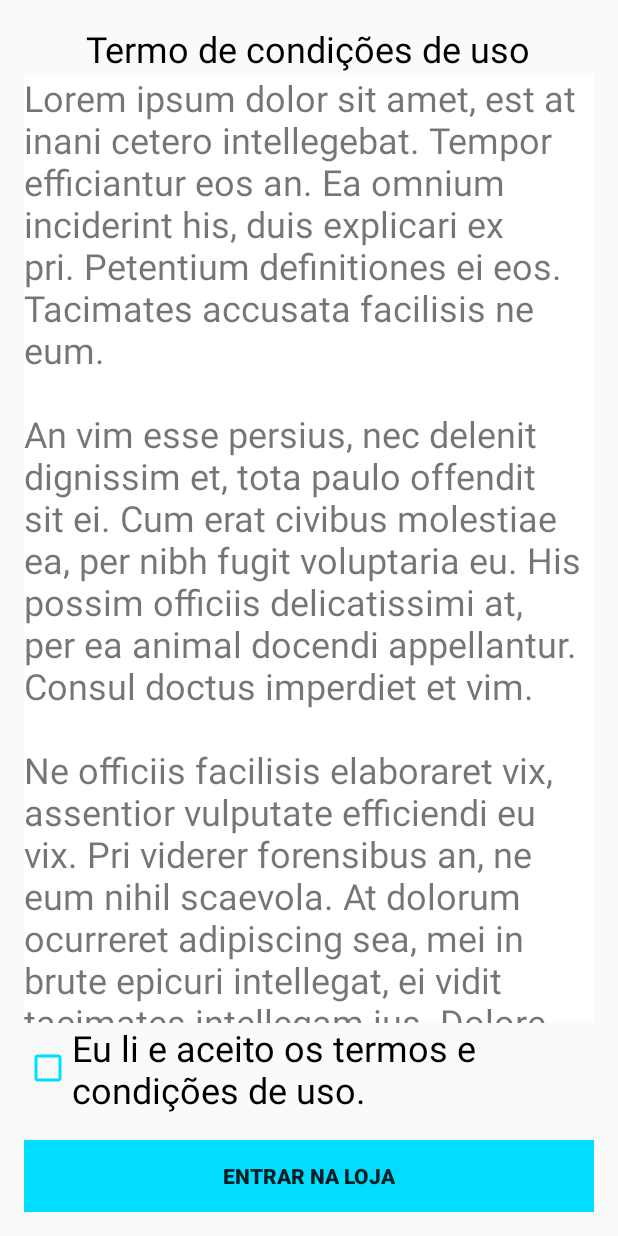
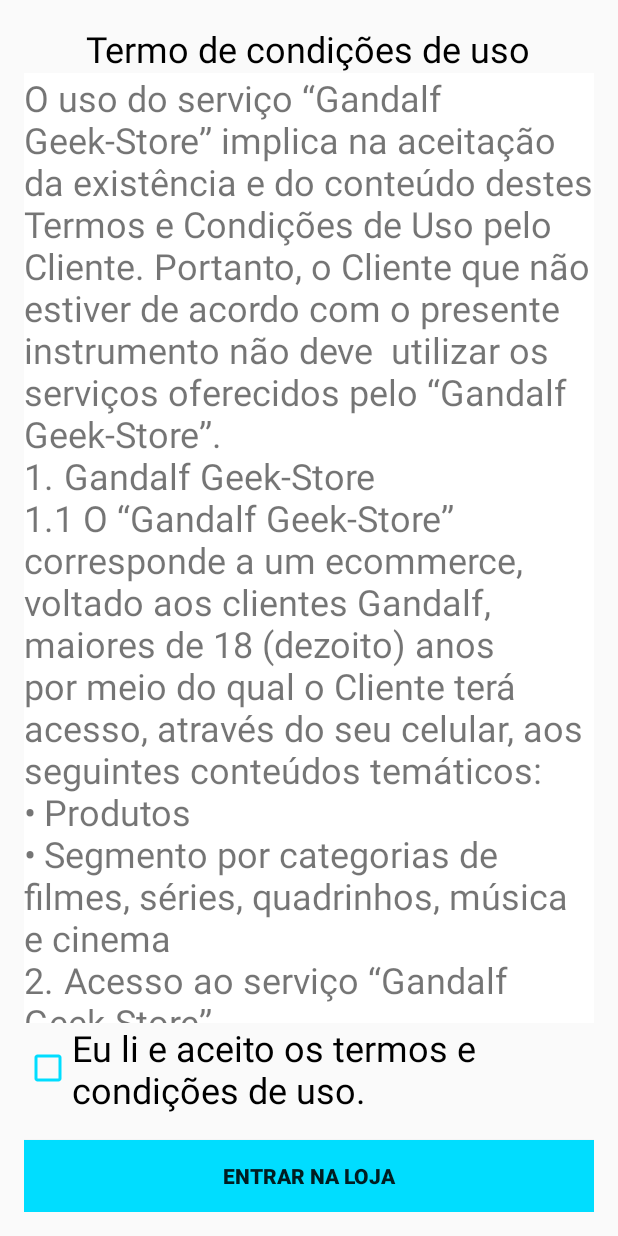
Before and after one commit to URWay/Gandalf-App, an Android app: the FirstTime screen opened directly, with no data from a screen before it, on a phone screen of 412 x 824 dp. Run offline under Robolectric (Android 15) with nearby library versions, the phone set to English and light mode, and no system bars.

Commit message:
Ajustes Menu, termo, logo menu

```diff
--- a/PIQuatro/app/src/main/java/com/app/gandalf/piquatro/FirstTime.java
+++ b/PIQuatro/app/src/main/java/com/app/gandalf/piquatro/FirstTime.java
@@ -56,16 +56,71 @@ private Button btnok;
 
     }
     public void loadText(){
-        String s = "Lorem ipsum dolor sit amet, est at inani cetero intellegebat. Tempor efficiantur eos an. Ea omnium inciderint his, duis explicari ex pri. Petentium definitiones ei eos. Tacimates accusata facilisis ne eum.\n" +
-                "\n" +
-                "An vim esse persius, nec delenit dignissim et, tota paulo offendit sit ei. Cum erat civibus molestiae ea, per nibh fugit voluptaria eu. His possim officiis delicatissimi at, per ea animal docendi appellantur. Consul doctus imperdiet et vim.\n" +
-                "\n" +
-                "Ne officiis facilisis elaboraret vix, assentior vulputate efficiendi eu vix. Pri viderer forensibus an, ne eum nihil scaevola. At dolorum ocurreret adipiscing sea, mei in brute epicuri intellegat, ei vidit tacimates intellegam ius. Dolore fabellas vim ne, stet putant vis et, ut duo explicari molestiae intellegat. Eu eam porro labitur accusata, an vis clita noluisse, doming dolorum constituam mea ex. No choro habemus volumus sit, id qui wisi vitae quodsi.\n" +
-                "\n" +
-                "Ad duo platonem reprimique, quo ut falli recteque, ea laoreet nusquam vel. Ipsum timeam vel ut. Eu quo melius aliquip aliquid. At vel ipsum appareat intellegat, eam ne liber oporteat, his ne viris malorum maiestatis. Nam erat utinam deseruisse ei, debet officiis ei has. Ei consul causae pri, brute solet nec ne.\n" +
-                "\n" +
-                "Ut impedit volumus quo. Semper iracundia per in, eu rebum mollis cum, debet tritani eleifend ex eam. Ludus graeco qui eu. Audire sadipscing an usu, corpora persequeris id vim. At his congue primis dissentiet, usu vidisse conceptam mnesarchum ad. Ut qui ponderum suavitate.";
-
+        String s = "O uso do serviço “Gandalf Geek-Store” implica na aceitação da existência e do conteúdo destes Termos e Condições de Uso pelo Cliente. Portanto, o Cliente que não estiver de acordo com o presente instrumento não deve  utilizar os serviços oferecidos pelo “Gandalf Geek-Store”.\n" +
+                "1.\tGandalf Geek-Store\n" +
+                "1.1 O “Gandalf Geek-Store” corresponde a um ecommerce, voltado aos clientes Gandalf, maiores de 18 (dezoito) anos por meio do qual o Cliente terá acesso, através do seu celular, aos seguintes conteúdos temáticos:\n" +
+                "•\tProdutos\n" +
+                "•\tSegmento por categorias de filmes, séries, quadrinhos, música e cinema\n" +
+                "2.\tAcesso ao serviço “Gandalf Geek-Store”\n" +
+                "2.1 O serviço estará disponível única e exclusivamente aos clientes Gandalf. O Cliente deverá dispor de todo o equipamento e software necessários para se conectar ao serviço “Gandalf Geek-Store”, incluindo, dentre outras coisas, o telefone celular ou outro aparelho de acesso, certificando-se, ainda, de que as configurações disponíveis em seu aparelho sejam compatíveis com os serviços adquiridos. \n" +
+                "2.2 O Cliente fica ciente que a contratação dos serviços e o uso do aplicativo “Gandalf Geek-Store” está condicionada à utilização de aparelhos celulares que possuam algum dos sistemas operacionais iOS ou Android (aplicativo) e acesso a internet (web/mobile).\n" +
+                " \n" +
+                "2.3 O acesso à Internet e qualquer tráfego de dados para hipóteses de download do conteúdo do “Gandalf Geek-Store” que possam vir a ser disponibilizados, serão tarifados normalmente no plano contratado pelo Cliente junto a Gandalf.\n" +
+                " \n" +
+                "3.\tResponsabilidades de uso\n" +
+                "3.1 Para contratar o serviço, o Cliente deve ter completado sua maioridade civil e estar plenamente capaz, de acordo com o Código Civil brasileiro  .\n" +
+                "3.1.1 No caso do acesso por menores de idade, a responsabilidade será exclusivamente do Cliente contratante, responsável legal do menor, junto a Gandalf, inexistindo qualquer responsabilidade imputável a Gandalf sobre a utilização indevida dos conteúdos disponibilizados, uma vez que o Cliente contratante/responsável legal é o único responsável pela guarda e utilização da estação móvel ou equipamento que permita o acesso ao serviço.\n" +
+                "3.2 A Gandalf não se responsabiliza por qualquer inaptidão do Cliente em conectar-se à Internet, bem como pelos equipamentos de hardware e software utilizados (aparelhos celulares, tablets, computador ou qualquer outro equipamento compatível) para conexão e acesso ao site/link correspondente ao presente serviço.\n" +
+                "3.3 A Gandalf-geek store declara não existir quaisquer tipos de garantias de satisfação das expectativas não declaradas e próprias de cada Cliente sobre os serviços contratados, nem quaisquer tipos de garantias no que se refere à adequação dos conteúdos disponibilizados no serviço “Gandalf Geek-Store”, a qualquer objetivo em particular bem como à política de privacidade de terceiros.\n" +
+                "3.4 A Gandalf não será responsável por eventuais interrupções dos serviços que não lhe sejam atribuíveis e/ou que escapem ao seu controle técnico, tais como disfunções da rede IP ou telefônica, não sendo, nestes casos, igualmente responsável pelos tempos de resposta às demandas do Cliente. Assim, a Gandalf  não garante o acesso ininterrupto ou livre de erros aos conteúdos decorrentes de interrupção por vírus, ataques de hackers, erros de script, corrupção de arquivos, pirataria, quebra de segurança, programas incompatíveis ou outros quaisquer que impeçam a visualização correta do conteúdo disponibilizado, não assumindo qualquer responsabilidade por danos diretos ou indiretos causados em virtude do acesso ou por impossibilidade de acessá-los.\n" +
+                "3.5 A Gandalf  poderá interromper a prestação dos serviços com o objetivo de realizar trabalhos de reparação, correções do seu sistema, manutenção e/ou melhoras, quando seja oportuno.\n" +
+                "3.6 A Gandalf  não se responsabiliza por danos aos Clientes que acessarem sites com endereços similares aos sites e Portais GANDALF, mas que não sejam administrados pela GANDALF e não estejam sob as regras deste Termo de Uso.\n" +
+                "3.7 O Cliente expressamente concorda e está ciente de que a GANDALF não terá qualquer responsabilidade, seja contratual ou extracontratual, por quaisquer danos patrimoniais ou morais, incluindo, sem limitação, danos por lucros cessantes, perda de fundo de comércio ou de informações ou outras perdas intangíveis resultantes do:\n" +
+                "3.7.1 uso ou incapacidade de usar o serviço;\n" +
+                "3.7.2 compartilhamento de dados através de redes sociais atreladas ao serviço “Gandalf Geek-Store”;\n" +
+                "3.7.3 acesso não autorizado às transmissões ou informações do usuário, bem como da alteração destes;\n" +
+                "3.7.4 orientações ou condutas de terceiros sobre o serviço;\n" +
+                "3.7.5 por motivos de força maior ou caso fortuito e atos praticados pelo próprio Cliente.\n" +
+                "3.8 A GANDALF não irá se responsabilizar em qualquer hipótese por devolução de valores eventualmente cobrados que resultem:\n" +
+                "3.8.1 de incompatibilidade entre elementos de hardware e software empregados pelo Cliente com os serviços prestados pelo “Gandalf Geek-Store”;\n" +
+                "3.8.2 do equipamento do cliente não atender aos requisitos mínimos computacionais para exibição dos conteúdos e execução de eventuais aplicativos disponibilizados;\n" +
+                "3.8.3 de erro atribuível somente ao Cliente quanto às suas expectativas dos conteúdos e aplicativos;\n" +
+                "3.8.4 da não observação, por parte do usuário, dos procedimentos estabelecidos no presente termo e nas demais instruções fornecidas no portal do serviço;\n" +
+                "3.8.5 de atos de má-fé praticados pelo cliente;\n" +
+                "3.8.6 pela desistência do serviço quando este já se houver concluído.\n" +
+                "3.9 A GANDALF não oferece qualquer garantia em relação à propaganda de qualquer produto, serviço e/ou aplicativo que venha a ser disponibilizado no “Gandalf Geek-Store”.\n" +
+                "3.10 A GANDALF não se responsabiliza por eventuais mudanças ou cancelamentos de quaisquer conteúdos e/ou aplicativos disponibilizados online pelo seu Parceiro, pela retirada deste ou por quaisquer efeitos no acesso aos conteúdos, aquisição de aplicativos e/ou prestação de serviços disponibilizados on-line causados por tais mudanças, cancelamentos ou retiradas, com os quais desde já concorda o Cliente.\n" +
+                " \n" +
+                "4.\tTarifas e formas de cobrança\n" +
+                "4.1 O Cliente que assinar o “Gandalf Geek-Store” terá acesso ilimitado ao conteúdo do serviço pelo valor semanal de R$3,99 ou mensal de R$9,90, com cobrança recorrente.\n" +
+                "4.1.2 Sobre o valor acima estão incluídos os tributos incidentes.\n" +
+                "4.2 O valor será debitado automaticamente dos saldos de créditos dos Clientes com celulares pré-pagos, ou cobrado na conta telefônica quando forem Clientes com celulares pós-pagos.\n" +
+                "4.3. Cliente poderá cancelar o serviço a qualquer momento (vide item 6).\n" +
+                " \n" +
+                "5.\tCancelamento do serviço “Gandalf Geek-Store”\n" +
+                "6.1 O Cliente poderá, a qualquer momento, cancelar o serviço “Gandalf Geek-Store”, enviando uma mensagem SMS com o texto “SAIR” para o número 4288, partindo do aparelho móvel que utiliza o número telefônico do Cliente cadastrado no serviço. O Cliente também poderá cancelar o serviço através da Central de Relacionamento com o Cliente da GANDALF (**144 para ligações a partir de celulares ou 1056 para ligações a partir de telefones fixos).\n" +
+                "6.1.1 Ao cancelar o serviço, o Cliente perderá o acesso ao serviço “Gandalf Geek-Store”.\n" +
+                "6.2 O cancelamento do serviço não gera nenhuma multa para o Cliente, devendo apenas este efetuar a quitação dos valores devidos pela disponibilização do serviço, ainda que cobrados em fatura ou mediante débito de créditos posteriormente ao cancelamento.\n" +
+                "6.3 Se não houver o cancelamento do serviço pelo Cliente, por meio de uma das formas acima especificadas, o serviço será renovado de forma recorrente, com a disponibilização de conteúdo semanal ou mensal.\n" +
+                "6.4 A GANDALF poderá cancelar o serviço automaticamente e sem prévia comunicação, a seu exclusivo critério, na hipótese de ser identificado eventual mau uso do serviço por parte do Cliente, sem que seja devida qualquer indenização, pagamento ou restituição a que título for.\n" +
+                " \n" +
+                "7.\tPropriedade Intelectual\n" +
+                "7.1 Todos os conteúdos disponibilizados no serviço “Gandalf Geek-Store” são protegidos pelas leis de propriedade intelectual aplicáveis e por outras leis, incluindo, sem limitação, Código Civil e Lei de Direitos Autorais. Estes direitos pertencem ao Parceiro da GANDALF, fornecedor direto do serviço, sendo que os direitos de comercialização dos conteúdos foram concedidos à GANDALF por seu titular.\n" +
+                "7.2 Ao acessar os serviços e aplicativos da GANDALF geel-store e seus parceiros, o Cliente declara que irá respeitar todos os direitos de propriedade intelectual e industrial, os decorrentes da proteção de marcas registradas da mesma, bem como de todos os direitos autorais referentes a terceiros que porventura estejam, ou estiveram, de alguma forma disponível no portal. Ao Cliente não é conferido qualquer direito de uso dos nomes, títulos, palavras, frases, marcas, patentes, obras literárias, artísticas, dentre outras, que estejam contidos ou disponíveis no portal da GANDALF e/ou no serviço “Gandalf Geek-Store”.\n" +
+                "7.3 O cliente não utilizará os materiais ou informações exclusivas, disponibilizados no serviço “Gandalf Geek-Store”, sob nenhuma forma, salvo para a utilização do serviço em conformidade com as condições do presente Termo. É proibida a reprodução de qualquer parte dos conteúdos “Gandalf Geek-Store”, sob qualquer forma ou meio, salvo conforme expressamente permitido sob o presente instrumento, incluindo, mas, não se limitando à apropriação ou sobrecarga da capacidade de rede do Serviço. O Cliente concorda em não modificar, alugar, arrendar, emprestar, vender, distribuir ou criar obras derivadas ou baseadas no serviço prestado pela GANDALF, sob qualquer forma, bem como em não explorar o Serviço sob qualquer forma não autorizada.\n" +
+                "7.4 A utilização dos serviços “Gandalf Geek-Store”, salvo para fins de utilização na forma permitida pelo Termo presente, é expressamente proibida e viola os direitos de propriedade intelectual de terceiros, podendo o usuário sujeitar-se a indenizações pecuniárias por violação de direito autoral, além das demais penas cabíveis.\n" +
+                "7.5 O Cliente assume toda e qualquer responsabilidade, de caráter civil e/ou criminal, pela utilização indevida das informações, textos, gráficos, marcas, obras, enfim, todo e qualquer direito de propriedade intelectual ou industrial deste serviço.\n" +
+                "8.\tDisposições Gerais\n" +
+                "8.1 O presente Termo poderá ser alterado a qualquer momento a critério exclusivo da GANDALF, especialmente, mas não se limitando à necessidade de adequação do serviço à legislação aplicável e os valores do serviço poderão ser alterados ou revistos/reajustados, a qualquer tempo, atendidos os procedimentos em vigor para alteração de tarifas para o serviço.\n" +
+                "8.2 A omissão ou tolerância da GANDALF em exigir o estrito cumprimento do presente termo, não implicará em novação ou renúncia a direitos, sendo considerada mera liberalidade, não afetando os seus direitos, que poderão ser exercidos a qualquer tempo.\n" +
+                "8.3 Na hipótese em que qualquer estipulação ou disposição do presente Termo venham a ser declaradas nulas ou não aplicáveis, tal nulidade ou inexequibilidade não afetará o restante do Termo que permanecerá em pleno vigor e eficácia.\n" +
+                "8.4 Quaisquer questões não tratadas no presente Termo serão tratadas pela GANDALF.\n" +
+                " \n" +
+                "9.\tPolítica de Privacidade\n" +
+                "9.1 A GANDALF respeita a privacidade de seus clientes e garante não se utilizar de nenhum dado pessoal dos mesmos para meios diferentes aos do uso dos serviços oferecidos.\n" +
+                "9.2 A Política de Privacidade da GANDALF está de acordo com a legislação aplicável aos locais onde o Portal é oferecido e não se aplica a nenhuma outra informação fornecida, recolhida ou obtida pela GANDALF ou por nenhum outro meio, exceto que expressamente assim seja declarado.\n" +
+                "9.3 Se o Cliente interagir com aplicativos e redes sociais terceiras, é possível que a GANDALF tenha acesso a certas informações de sua conta, como, por exemplo, sua identificação no site, foto de perfil, conexões e seguidores, além de conteúdos postados ou visualizados através da rede social.\n" +
+                "\n";
 
         txtermo.setMovementMethod(new ScrollingMovementMethod());
         txtermo.setText(s);
--- a/PIQuatro/app/src/main/java/com/app/gandalf/piquatro/NewIndex.java
+++ b/PIQuatro/app/src/main/java/com/app/gandalf/piquatro/NewIndex.java
@@ -115,7 +115,6 @@ public class NewIndex extends AppCompatActivity implements NavigationView.OnNavi
             bundle.putInt("categoria",0);
             getSupportActionBar().setTitle("Home");
             fab.show();
-
         }
         else if (id == R.id.nav_promo) {
             fragmentClass = FragmentHomeListaProduto.class;
@@ -164,7 +163,10 @@ public class NewIndex extends AppCompatActivity implements NavigationView.OnNavi
             fab.hide();
 
         } else if (id== R.id.nav_pedidos){
-
+            fragmentClass = FragmentListaPedidos.class;
+            getSupportActionBar().setTitle("Meus Pedidos");     //Titulo para ser exibido na sua Action Bar em frente à seta
+            FloatingActionButton fab = (FloatingActionButton) findViewById(R.id.fab);
+            fab.hide();
 
         } else if(id== R.id.nav_config){
             fragmentClass = FragmentConfiguracoes.class;
@@ -187,8 +189,6 @@ public class NewIndex extends AppCompatActivity implements NavigationView.OnNavi
             fab.hide();
 
         }
-
-
         try {
             fragment = (Fragment) fragmentClass.newInstance();
             fragment.setArguments(bundle);
--- a/PIQuatro/app/src/main/res/layout/app_bar_new_index.xml
+++ b/PIQuatro/app/src/main/res/layout/app_bar_new_index.xml
@@ -28,7 +28,7 @@
         android:layout_height="wrap_content"
         android:layout_gravity="bottom|end"
         android:layout_margin="@dimen/fab_margin"
-        app:backgroundTint="@android:color/holo_blue_dark"
+        app:backgroundTint="@color/colorAccent"
         app:srcCompat="@drawable/carrinho" />
 
 </android.support.design.widget.CoordinatorLayout>
--- a/PIQuatro/app/src/main/res/layout/nav_header_new_index.xml
+++ b/PIQuatro/app/src/main/res/layout/nav_header_new_index.xml
@@ -19,6 +19,6 @@
         android:layout_height="75dp"
         android:layout_weight="0.88"
         android:paddingTop="@dimen/nav_header_vertical_spacing"
-        app:srcCompat="@drawable/logogandalf" />
+        app:srcCompat="@drawable/logogandalfmenu" />
 
 </LinearLayout>
--- a/PIQuatro/app/src/main/res/menu/new_index.xml
+++ b/PIQuatro/app/src/main/res/menu/new_index.xml
@@ -1,9 +1,5 @@
 <?xml version="1.0" encoding="utf-8"?>
 <menu xmlns:android="http://schemas.android.com/apk/res/android"
     xmlns:app="http://schemas.android.com/apk/res-auto">
-    <item
-        android:id="@+id/action_settings"
-        android:orderInCategory="100"
-        android:title="@string/action_settings"
-        app:showAsAction="never" />
+
 </menu>
```
Also changed, not shown: PIQuatro/app/src/main/res/drawable-hdpi/carrinho.png, PIQuatro/app/src/main/res/drawable-hdpi/logogandalfmenu.png (added).
